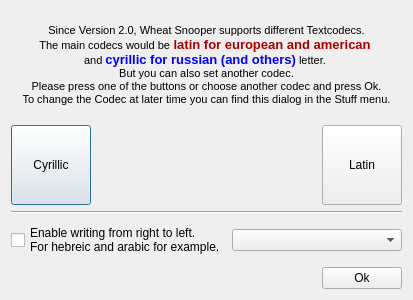
This is trunk/src/wormnet/codecselectdia.ui in svn2github/twsoldunsupported as Qt 5 draws it before an edit. The edited form follows.
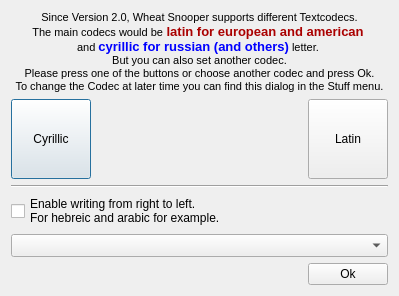
This is the edited form.

```diff
--- a/trunk/src/wormnet/codecselectdia.ui
+++ b/trunk/src/wormnet/codecselectdia.ui
@@ -6,8 +6,8 @@
    <rect>
     <x>0</x>
     <y>0</y>
-    <width>400</width>
-    <height>300</height>
+    <width>399</width>
+    <height>296</height>
    </rect>
   </property>
   <property name="windowTitle">
@@ -110,8 +110,16 @@
          </property>
         </widget>
        </item>
+      </layout>
+     </item>
        <item>
         <widget class="QComboBox" name="comboBox">
+       <property name="sizePolicy">
+        <sizepolicy hsizetype="Preferred" vsizetype="Expanding">
+         <horstretch>0</horstretch>
+         <verstretch>0</verstretch>
+        </sizepolicy>
+       </property>
          <property name="minimumSize">
           <size>
            <width>170</width>
@@ -120,26 +128,11 @@
          </property>
          <property name="maximumSize">
           <size>
-           <width>170</width>
+         <width>16777215</width>
            <height>16777215</height>
           </size>
          </property>
         </widget>
-       </item>
-       <item>
-        <spacer name="horizontalSpacer_2">
-         <property name="orientation">
-          <enum>Qt::Horizontal</enum>
-         </property>
-         <property name="sizeHint" stdset="0">
-          <size>
-           <width>121</width>
-           <height>41</height>
-          </size>
-         </property>
-        </spacer>
-       </item>
-      </layout>
      </item>
      <item>
       <layout class="QHBoxLayout" name="horizontalLayout_3">
```
Lines whose indentation alone changed are shown as unchanged.
